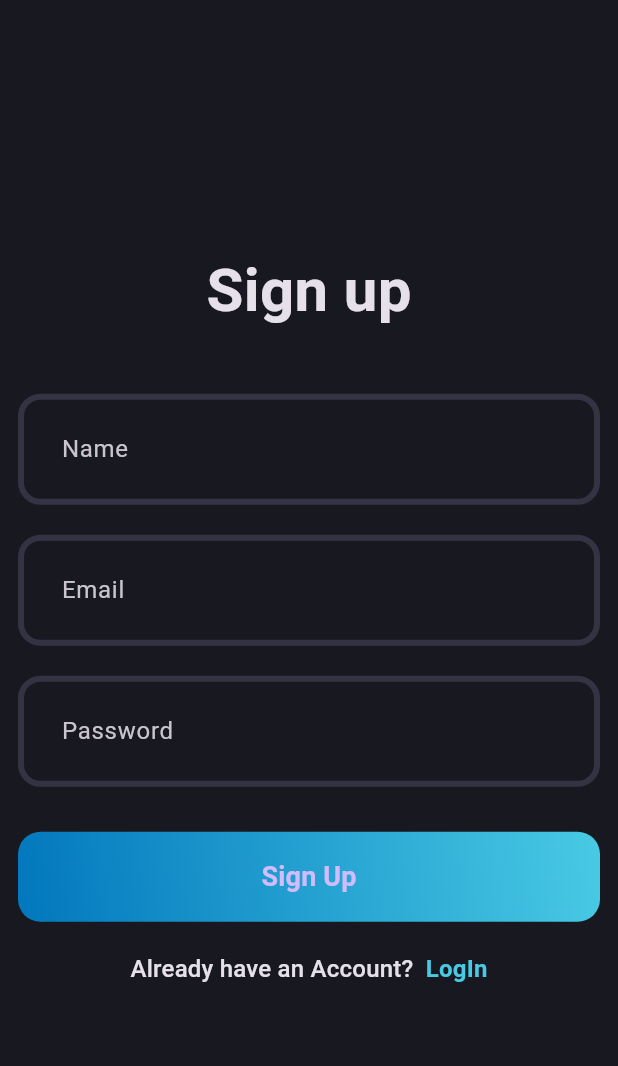
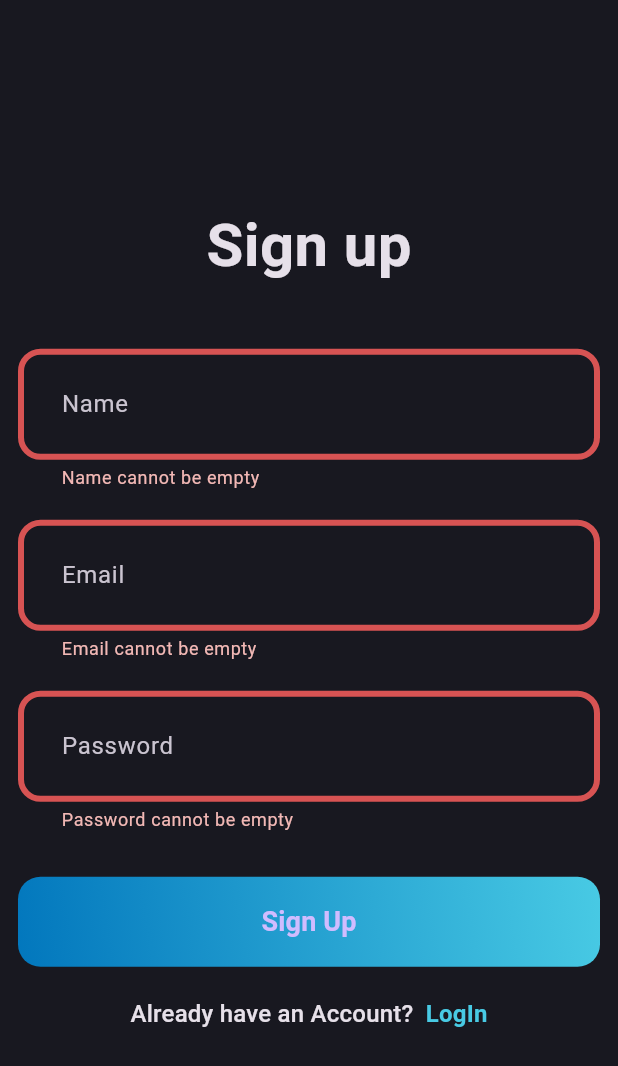
Before and after one commit to AmitAswal-lab/Flutter-blog-app, a Flutter app: the screen it shows after launch, after a tap on "Sign Up", on a phone screen of 412 x 824 dp. Shown: the top 1066 px of the screen. Run offline on Flutter 3.47's test engine with Material 3 defaults, Android fonts, the light colour scheme and no system bars.

Commit message:
feat(auth): Implement form controllers and validation

```diff
--- a/lib/core/theme/app_pallete.dart
+++ b/lib/core/theme/app_pallete.dart
@@ -8,6 +8,6 @@ class AppPallete {
   static const Color borderColor = Color.fromRGBO(52, 51, 67, 1);
   static const Color whiteColor = Colors.white;
   static const Color greyColor = Colors.grey;
-  static const Color errorColor = Colors.redAccent;
+  static const Color errorColor = Color.fromARGB(255, 215, 83, 83);
   static const Color transparentColor = Colors.transparent;
 }
--- a/lib/core/theme/app_theme.dart
+++ b/lib/core/theme/app_theme.dart
@@ -12,6 +12,7 @@ class AppTheme {
       contentPadding: EdgeInsets.all(25),
       enabledBorder: _border(),
       focusedBorder: _border(AppPallete.gradient1),
+      errorBorder: _border(AppPallete.errorColor),
     ),
   );
 }
--- /dev/null
+++ b/lib/core/utils/validators.dart
@@ -0,0 +1,36 @@
+class Validators {
+  static String? validateName(String? value) {
+    if (value == null || value.isEmpty) {
+      return 'Name cannot be empty';
+    }
+    if (value.length < 3) {
+      return 'Name must be at least 3 characters long';
+    }
+    return null;
+  }
+
+  static String? validateEmail(String? value) {
+    if (value == null || value.isEmpty) {
+      return 'Email cannot be empty';
+    }
+    // Regular expression for email validation
+    final emailRegex = RegExp(
+      r"^[a-zA-Z0-9.a-zA-Z0-9.!#$%&'*+-/=?^_`{|}~]+@[a-zA-Z0-9]+\.[a-zA-Z]+",
+    );
+
+    if (!emailRegex.hasMatch(value)) {
+      return 'Please enter a valid email';
+    }
+    return null;
+  }
+
+  static String? validatePassword(String? value) {
+    if (value == null || value.isEmpty) {
+      return 'Password cannot be empty';
+    }
+    if (value.length < 6) {
+      return 'Password must be at least 6 characters long';
+    }
+    return null;
+  }
+}
--- a/lib/feature/auth/presentation/screens/signup_screen.dart
+++ b/lib/feature/auth/presentation/screens/signup_screen.dart
@@ -1,4 +1,5 @@
 import 'package:bloc_app_clean_solidp_bloc/core/theme/app_pallete.dart';
+import 'package:bloc_app_clean_solidp_bloc/core/utils/validators.dart';
 import 'package:bloc_app_clean_solidp_bloc/feature/auth/presentation/widgets/auth_button.dart';
 import 'package:bloc_app_clean_solidp_bloc/feature/auth/presentation/widgets/auth_field.dart';
 import 'package:flutter/material.dart';
@@ -11,6 +12,19 @@ class SignupScreen extends StatefulWidget {
 }
 
 class _SignupScreenState extends State<SignupScreen> {
+  final _formKey = GlobalKey<FormState>();
+  final nameController = TextEditingController();
+  final emailController = TextEditingController();
+  final passwordController = TextEditingController();
+
+  @override
+  void dispose() {
+    nameController.dispose();
+    emailController.dispose();
+    passwordController.dispose();
+    super.dispose();
+  }
+
   @override
   Widget build(BuildContext context) {
     return Scaffold(
@@ -18,6 +32,8 @@ class _SignupScreenState extends State<SignupScreen> {
         child: Padding(
           padding: const EdgeInsets.all(12.0),
           child: SingleChildScrollView(
+            child: Form(
+              key: _formKey,
               child: Column(
                 children: [
                   Text(
@@ -25,13 +41,34 @@ class _SignupScreenState extends State<SignupScreen> {
                     style: TextStyle(fontSize: 40, fontWeight: FontWeight.bold),
                   ),
                   SizedBox(height: 40),
-                AuthField(hintText: 'Name'),
+                  AuthField(
+                    hintText: 'Name',
+                    controller: nameController,
+                    validator: Validators.validateName,
+                  ),
                   SizedBox(height: 20),
-                AuthField(hintText: 'Email'),
+                  AuthField(
+                    hintText: 'Email',
+                    controller: emailController,
+                    validator: Validators.validateEmail,
+                  ),
                   SizedBox(height: 20),
-                AuthField(hintText: 'Password'),
+                  AuthField(
+                    hintText: 'Password',
+                    isObscure: true,
+                    controller: passwordController,
+                    validator: Validators.validatePassword,
+                  ),
                   SizedBox(height: 30),
-                AuthButton(),
+                  AuthButton(
+                    onPressed: () {
+                      if (_formKey.currentState!.validate()) {
+                        print('Form is valid!');
+                        print('Name: ${nameController.text}');
+                        print('Email: ${emailController.text}');
+                      }
+                    },
+                  ),
                   SizedBox(height: 20),
                   RichText(
                     text: TextSpan(
@@ -54,6 +91,7 @@ class _SignupScreenState extends State<SignupScreen> {
             ),
           ),
         ),
+      ),
     );
   }
 }
--- a/lib/feature/auth/presentation/widgets/auth_button.dart
+++ b/lib/feature/auth/presentation/widgets/auth_button.dart
@@ -2,7 +2,8 @@ import 'package:bloc_app_clean_solidp_bloc/core/theme/app_pallete.dart';
 import 'package:flutter/material.dart';
 
 class AuthButton extends StatelessWidget {
-  const AuthButton({super.key});
+  const AuthButton({super.key, required this.onPressed});
+  final VoidCallback onPressed;
 
   @override
   Widget build(BuildContext context) {
@@ -16,7 +17,7 @@ class AuthButton extends StatelessWidget {
         ),
       ),
       child: ElevatedButton(
-        onPressed: () {},
+        onPressed: onPressed,
         style: ElevatedButton.styleFrom(
           minimumSize: const Size(double.infinity, 60),
           backgroundColor: AppPallete.transparentColor,
--- a/lib/feature/auth/presentation/widgets/auth_field.dart
+++ b/lib/feature/auth/presentation/widgets/auth_field.dart
@@ -1,11 +1,25 @@
 import 'package:flutter/material.dart';
 
 class AuthField extends StatelessWidget {
-  const AuthField({super.key, required this.hintText});
+  const AuthField({
+    super.key,
+    required this.hintText,
+    required this.controller,
+    required this.validator,
+    this.isObscure = false,
+  });
   final String hintText;
+  final bool isObscure;
+  final TextEditingController controller;
+  final String? Function(String?)? validator;
 
   @override
   Widget build(BuildContext context) {
-    return TextFormField(decoration: InputDecoration(hintText: hintText));
+    return TextFormField(
+      decoration: InputDecoration(hintText: hintText),
+      obscureText: isObscure,
+      controller: controller,
+      validator: validator,
+    );
   }
 }
```
Lines whose indentation alone changed are shown as unchanged.
